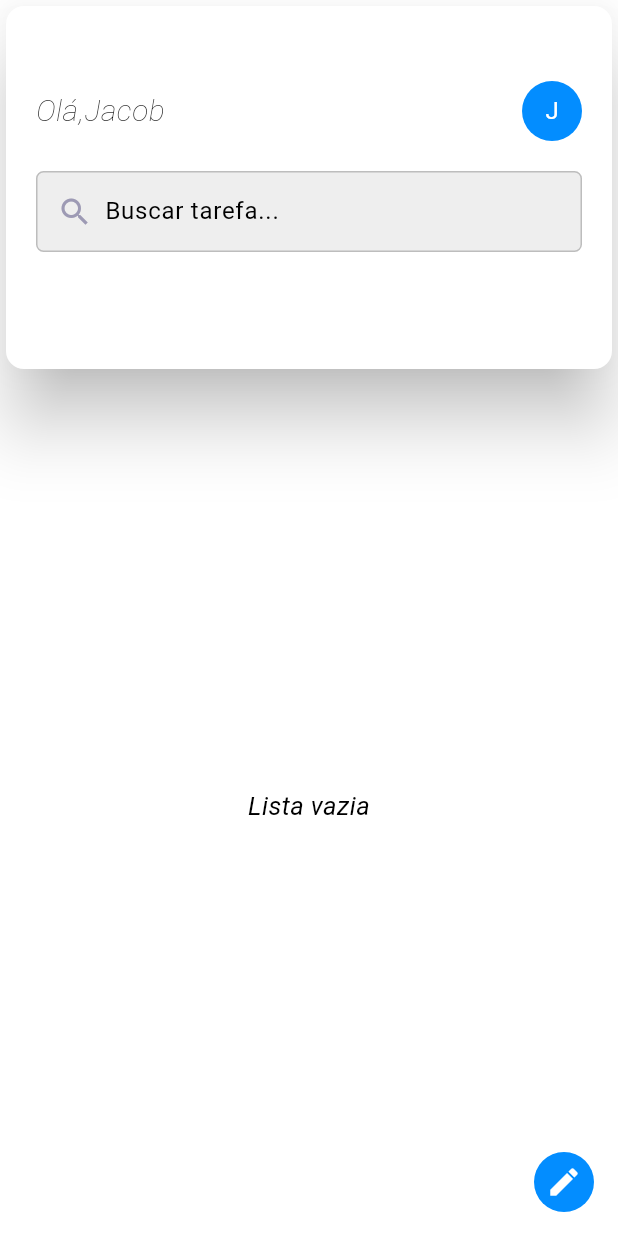
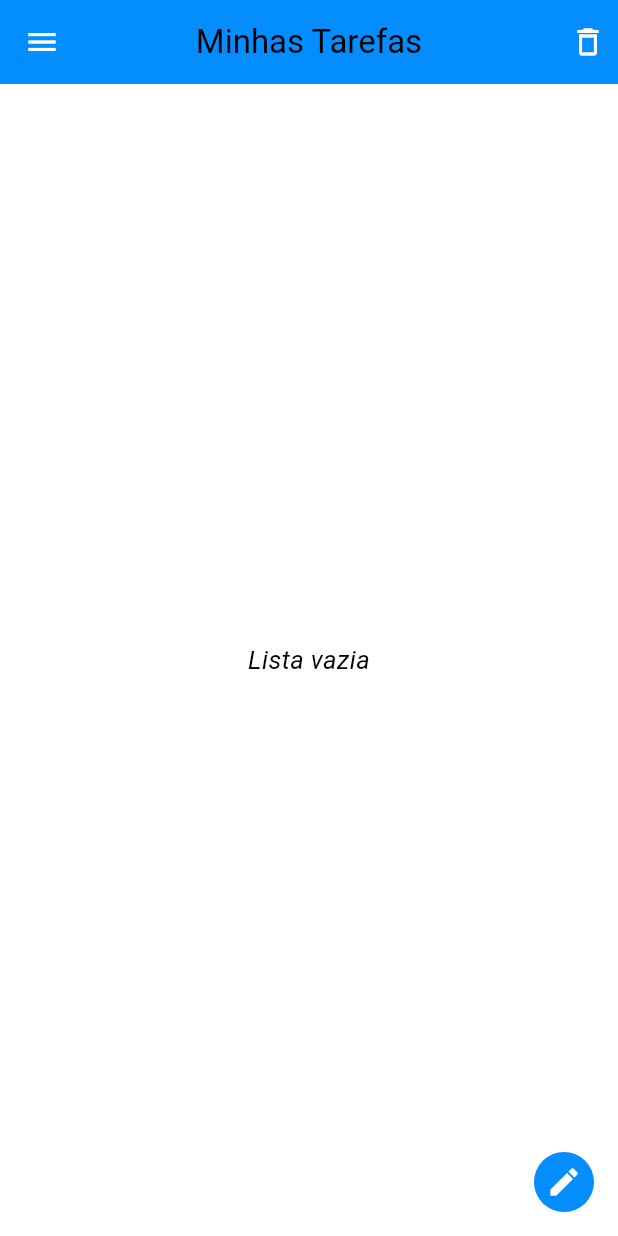
Before and after one commit to Jacob-dvlp/ToDoApp, a Flutter app: the screen it shows after launch, on a phone screen of 412 x 824 dp. Run offline on Flutter 3.47's test engine with Material 3 defaults, Android fonts, the phone set to English and light mode, and no system bars; our stand-ins replace bloc, cloud_firestore, dartz, equatable, firebase_auth, firebase_core and 5 more; accounts and stored records are empty.

Commit message:
feat: add feature delete all tasks

```diff
--- a/analysis_options.yaml
+++ b/analysis_options.yaml
@@ -7,6 +7,9 @@
 
 # The following line activates a set of recommended lints for Flutter apps,
 # packages, and plugins designed to encourage good coding practices.
+analyzer:
+  errors:
+    use_build_context_synchronously: ignore
 include: package:flutter_lints/flutter.yaml
 
 linter:
--- a/lib/src/infra/demain/repository/task_repository_i.dart
+++ b/lib/src/infra/demain/repository/task_repository_i.dart
@@ -6,7 +6,6 @@ abstract interface class TaskRepositoryI {
       required String title,
       required String date,
       required String description});
-
   Future<Either<Failure, List<TaskEntitie?>>> getTaskList();
-
+  Future<Either<Failure, bool>> deleteAllTasks();
 }
--- a/lib/src/infra/demain/usecases/interfaces/task_usecase_i.dart
+++ b/lib/src/infra/demain/usecases/interfaces/task_usecase_i.dart
@@ -9,4 +9,5 @@ abstract interface class TaskUsecaseI {
 
   Future<Either<Failure, List<TaskEntitie?>>> getTaskList();
 
+  Future<Either<Failure, bool>> deleteAllTasks();
 }
--- a/lib/src/infra/services/locator.dart
+++ b/lib/src/infra/services/locator.dart
@@ -8,7 +8,7 @@ export "package:todo_app/src/infra/demain/usecases/details_usecase_imp.dart";
 export "package:todo_app/src/infra/demain/usecases/sign_in_usecase_imp.dart";
 export "package:todo_app/src/presentation/sign_in/controller/sign_in_cubit.dart";
 
-export "../../presentation/home/details/controller/task_details_cubit.dart";
+export "../../presentation/details/controller/task_details_cubit.dart";
 export "../../presentation/shared/controller/task_cubit.dart";
 export "../../presentation/sign_up/controller/sign_up_cubit.dart";
 export '../core/datasource/firebase/client_firebase.dart';
--- a/lib/src/presentation/home/home_page.dart
+++ b/lib/src/presentation/home/home_page.dart
@@ -1,7 +1,8 @@
 import 'package:todo_app/app_exports.dart';
 import 'package:todo_app/src/infra/services/locator.dart';
-import 'package:todo_app/src/presentation/widgets/custom_app_bar.dart';
+import 'package:todo_app/src/infra/services/locator_service.dart';
 
+import '../../utils/app_custom_message.dart';
 import '../../utils/app_theme.dart';
 import '../createtask/widgets/task_form_widge.dart';
 import 'widget/custom_card_widget.dart';
@@ -12,7 +13,27 @@ class HomePage extends StatelessWidget {
   @override
   Widget build(BuildContext context) {
     return Scaffold(
-      appBar: const AppBarWidget(),
+      appBar: AppBar(
+        title: const Text("Minhas Tarefas"),
+        centerTitle: true,
+        actions: [
+          GestureDetector(
+            onTap: () async {
+              await context.read<TaskCubit>().deleteAllTasks();
+              await locator.get<TaskCubit>().getTaskList();
+              return Messages.showSuccess(
+                  context, "Tarefas excluidas com successo");
+            },
+            child: CircleAvatar(
+              backgroundColor: primaryColor,
+              child: const Icon(
+                Icons.delete_outline,
+              ),
+            ),
+          )
+        ],
+      ),
+      drawer: const Drawer(),
       floatingActionButton: CircleAvatar(
         backgroundColor: primaryColor,
         child: IconButton(
--- a/lib/src/presentation/shared/controller/task_state.dart
+++ b/lib/src/presentation/shared/controller/task_state.dart
@@ -10,11 +10,9 @@ final class TaskLoadingState extends TaskState {}
 final class TaskLoadedState extends TaskState {
   final int? value;
   final List<TaskEntitie?>? taskList;
+  final bool? delete;
 
-  TaskLoadedState({
-    this.value,
-    this.taskList,
-  });
+  TaskLoadedState({this.value, this.taskList, this.delete});
 }
 
 class TaskErrorState extends TaskState {
--- a/lib/src/presentation/widgets/custom_app_bar.dart
+++ b/lib/src/presentation/widgets/custom_app_bar.dart
@@ -9,14 +9,11 @@ class AppBarWidget extends StatelessWidget implements PreferredSizeWidget {
   @override
   Widget build(BuildContext context) {
     return Card(
-      elevation: 20,
+      elevation: 10,
       child: SizedBox(
         width: MediaQuery.of(context).size.width,
-        child: Column(
-          mainAxisAlignment: MainAxisAlignment.start,
-          crossAxisAlignment: CrossAxisAlignment.start,
-          children: [
-             Padding(
+        height: 130,
+        child: Padding(
           padding: const EdgeInsets.only(
             left: 20.0,
             top: 50,
@@ -25,7 +22,7 @@ class AppBarWidget extends StatelessWidget implements PreferredSizeWidget {
             mainAxisAlignment: MainAxisAlignment.spaceBetween,
             children: [
               const Text(
-                    "Olá,Jacob ",
+                "lartej@gmail.com",
                 style: TextStyle(
                   fontWeight: FontWeight.w200,
                   fontStyle: FontStyle.italic,
@@ -42,54 +39,10 @@ class AppBarWidget extends StatelessWidget implements PreferredSizeWidget {
             ],
           ),
         ),
-            const SizedBox(
-              height: 20,
-            ),
-            Padding(
-              padding: const EdgeInsets.only(left: 20.0, right: 20.0),
-              child: Container(
-                width: 400,
-                padding: const EdgeInsets.symmetric(
-                  vertical: 6.0,
-                  horizontal: 5.0,
-                ),
-                decoration: BoxDecoration(
-                  color: Colors.grey[200],
-                  borderRadius: const BorderRadius.all(
-                    Radius.circular(5.0),
-                  ),
-                  border: Border.all(
-                    width: 1.0,
-                    color: Colors.grey[400]!,
-                  ),
-                ),
-                child: Row(
-                  children: [
-                    const Padding(
-                      padding: EdgeInsets.all(8.0),
-                      child: Icon(Icons.search),
-                    ),
-                    Expanded(
-                      child: TextFormField(
-                        initialValue: null,
-                        decoration: const InputDecoration.collapsed(
-
-                          fillColor: Colors.transparent,
-                          hintText: "Buscar tarefa...",
-                        ),
-                        onFieldSubmitted: (value) {},
-                      ),
-                    ),
-                  ],
-                ),
-              ),
-            ),
-          ],
-        ),
       ),
     );
   }
 
   @override
-  Size get preferredSize => const Size(0, 250);
+  Size get preferredSize => const Size(0, 280);
 }
--- a/lib/src/utils/app_theme.dart
+++ b/lib/src/utils/app_theme.dart
@@ -58,7 +58,7 @@ ThemeData lightTheme(BuildContext context) {
     focusColor: const Color(0xffA8DAB5),
     disabledColor: Colors.grey,
     iconTheme: const IconThemeData(color: Color(0xff9D9AB4)),
-    cardColor: Colors.white,
+    cardColor: const Color(0xFFFFFFFF),
     brightness: Brightness.light,
     buttonTheme: Theme.of(context).buttonTheme.copyWith(
           colorScheme: const ColorScheme.light(),
@@ -74,9 +74,10 @@ ThemeData lightTheme(BuildContext context) {
         fontWeight: FontWeight.normal,
       ),
     ),
-    appBarTheme: const AppBarTheme(
+    appBarTheme:  AppBarTheme(
       elevation: 0.0,
-      iconTheme: IconThemeData(color: Color(0xff9D9AB4)),
+      backgroundColor: primaryColor,
+      iconTheme: const IconThemeData(color: Color(0xFFFFFFFF)),
     ),
     progressIndicatorTheme: ProgressIndicatorThemeData(
       color: primaryColor,
```
Also changed, not shown: lib/src/infra/core/reposistory/task_repository.dart (+13 -0 lines), lib/src/infra/demain/usecases/task_usecase_imp.dart (+16 -0 lines), lib/src/presentation/details/details.dart (renamed from lib/src/presentation/home/details/details.dart, +7 -32 lines), lib/src/presentation/details/widgets/custom_details_widget.dart (added, +43 -0 lines), lib/src/presentation/home/widget/custom_card_widget.dart (+6 -3 lines), lib/src/presentation/shared/controller/task_cubit.dart (+13 -0 lines), lib/src/presentation/details/controller/task_details_cubit.dart (renamed from lib/src/presentation/home/details/controller/task_details_cubit.dart), lib/src/presentation/details/controller/task_details_state.dart (renamed from lib/src/presentation/home/details/controller/task_details_state.dart). Lines whose indentation alone changed are shown as unchanged.
